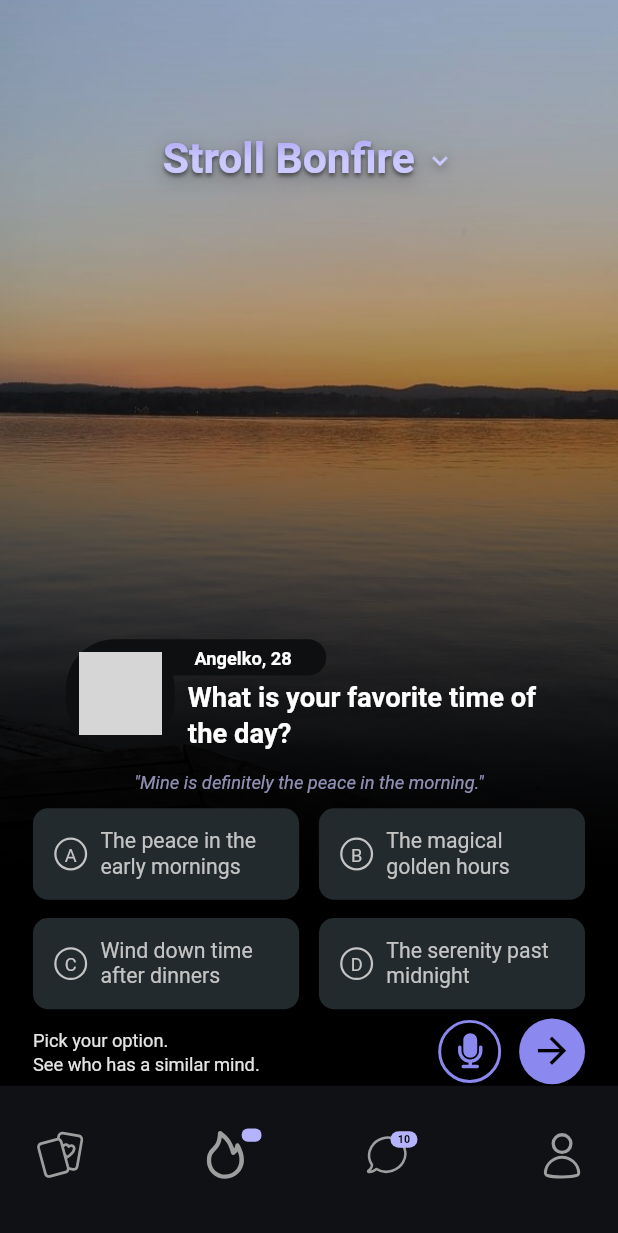
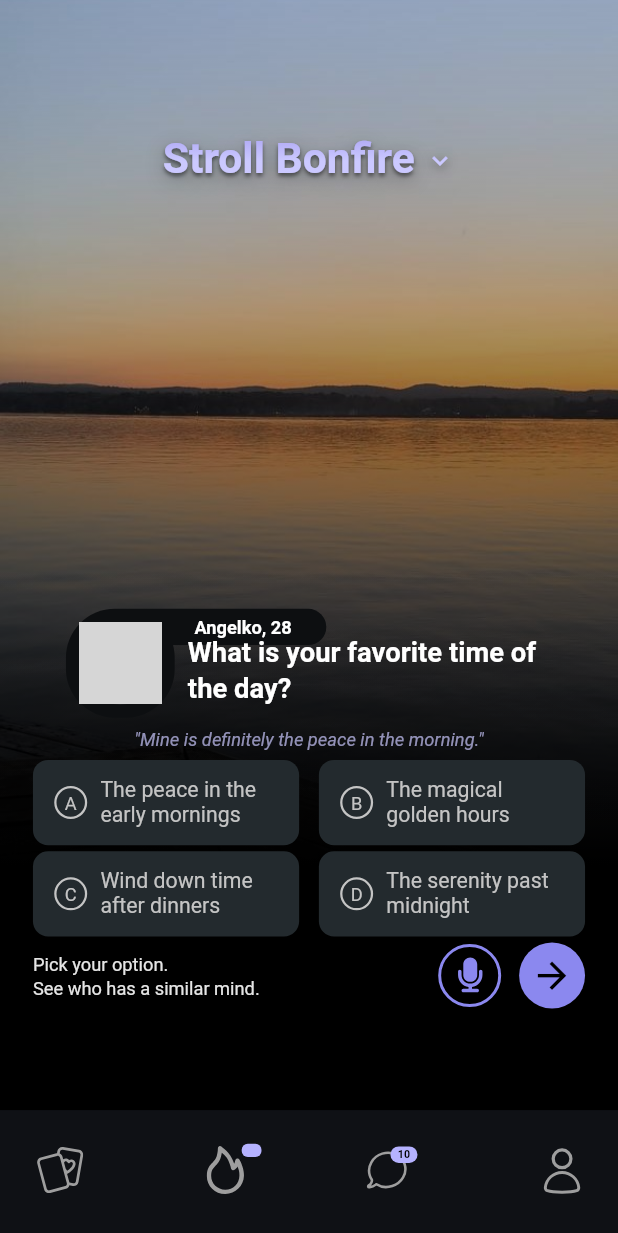
Before and after one commit to EMEDAT/stroll, a Flutter app: the screen it shows after launch, on a phone screen of 412 x 824 dp. Shown: the top 1233 px of the screen. Run offline on Flutter 3.47's test engine with Material 3 defaults, Android fonts, the phone set to English and light mode, and no system bars; our stand-ins replace equatable, flutter_bloc, flutter_screenutil, flutter_svg; Roboto replaces fonts that are missing (Proxima Nova); grey boxes are pictures that could not be loaded.

Commit message:
Refactor StrollBonfirePage and BottomNavigation for improved layout; adjust background alignment and spacing for better responsiveness.

```diff
--- a/stroll_bonfire/lib/features/stroll/presentation/pages/stroll_bonfire_page.dart
+++ b/stroll_bonfire/lib/features/stroll/presentation/pages/stroll_bonfire_page.dart
@@ -18,16 +18,24 @@ class StrollBonfirePage extends StatelessWidget {
 
   @override
   Widget build(BuildContext context) {
+    final screenWidth = MediaQuery.of(context).size.width;
+    final screenHeight = MediaQuery.of(context).size.height;
+    final aspectRatio = screenWidth / screenHeight;
+
+    // For wider screens with smaller heights (landscape-ish aspect ratios)
+    final isWideScreen = aspectRatio > 0.7;
+    final backgroundAlignment = isWideScreen ? Alignment(0.0, -2.5) : Alignment(0.0, -1.8);
+
     return Scaffold(
       extendBodyBehindAppBar: true,
       body: Container(
         height: MediaQuery.of(context).size.height,
         width: MediaQuery.of(context).size.width,
-        decoration: const BoxDecoration(
+        decoration: BoxDecoration(
           image: DecorationImage(
             image: AssetImage('assets/images/Background.jpg'),
             fit: BoxFit.fitWidth,
-            alignment: Alignment(0.0, -1.8), // Push image way higher up
+            alignment: backgroundAlignment, // Dynamic alignment based on screen
           ),
         ),
         child: Container(
@@ -80,6 +88,14 @@ class StrollBonfirePage extends StatelessWidget {
   }
 
 Widget _buildLoadedContent(BuildContext context, StrollLoaded state) {
+    final screenWidth = MediaQuery.of(context).size.width;
+    final screenHeight = MediaQuery.of(context).size.height;
+    final aspectRatio = screenWidth / screenHeight;
+
+    // For wider screens with smaller heights, give more spacing
+    final isWideScreen = aspectRatio > 0.7;
+    final bottomSpacing = isWideScreen ? 20.h : 8.h;
+
     return Column(
       children: [
         // Top section with header
@@ -111,25 +127,25 @@ Widget _buildLoadedContent(BuildContext context, StrollLoaded state) {
                 ],
               ),
             ),
-            child: Column( // Changed from SingleChildScrollView to Column
+            child: Column(
+              mainAxisSize: MainAxisSize.min, // Prevent overflow
               crossAxisAlignment: CrossAxisAlignment.start,
               children: [
-                // Content section with padding
+                // Content section with padding - NO SCROLLING
                 Expanded(
-                  child: SingleChildScrollView(
                   child: Padding(
                     padding: ResponsiveUtils.defaultScreenPadding,
                     child: Column(
+                      mainAxisSize: MainAxisSize.min, // Prevent overflow
                       crossAxisAlignment: CrossAxisAlignment.start,
                       children: [
-                          _buildProfileSection(state.currentUser, state.currentQuestion),
-                          SizedBox(height: 10.h), // Further reduced spacing
-                          _buildOptionsGrid(context, state),
-                          SizedBox(height: 6.h), // Further reduced spacing
+                        Flexible(child: _buildProfileSection(state.currentUser, state.currentQuestion)),
+                        SizedBox(height: 6.h), // Reduced spacing
+                        Flexible(child: _buildOptionsGrid(context, state)),
+                        SizedBox(height: 4.h), // Reduced spacing
                         _buildBottomSection(context, state),
-                          SizedBox(height: 16.h), // Space before bottom nav
+                        SizedBox(height: bottomSpacing), // Dynamic spacing based on screen
                       ],
-                      ),
                     ),
                   ),
                 ),
@@ -145,19 +161,20 @@ Widget _buildLoadedContent(BuildContext context, StrollLoaded state) {
 
   Widget _buildProfileSection(User user, Question question) {
     return Padding(
-      padding: EdgeInsets.symmetric(horizontal: 20.w), // Added horizontal padding to entire profile section
+      padding: EdgeInsets.symmetric(horizontal: 20.w),
       child: Column(
+        mainAxisSize: MainAxisSize.min, // Prevent overflow
         crossAxisAlignment: CrossAxisAlignment.start,
         children: [
           // Profile image and name
           Padding(
-            padding: EdgeInsets.only(top: 40.h), // Increased from 20.h to 40.h for more visible movement
+            padding: EdgeInsets.only(top: 20.h), // Reduced from 40.h to save space
             child: Stack(
-              clipBehavior: Clip.none, // Allow overflow
+              clipBehavior: Clip.none,
               children: [
                 // Name container (behind - first layer)
                 Positioned(
-                  left: 28.w, // Position to go behind image
+                  left: 28.w,
                   top: 0,
                   child: Container(
                     width: 130.w,
@@ -168,7 +185,7 @@ Widget _buildLoadedContent(BuildContext context, StrollLoaded state) {
                       bottom: 4.h
                     ),
                     decoration: BoxDecoration(
-                      color: const Color(0xFF0D0F11), // Background #0D0F11
+                      color: const Color(0xFF0D0F11),
                       borderRadius: BorderRadius.circular(12.r),
                     ),
                     child: Text(
@@ -190,10 +207,11 @@ Widget _buildLoadedContent(BuildContext context, StrollLoaded state) {
                     SizedBox(width: 8.w),
                     Expanded(
                       child: Column(
+                        mainAxisSize: MainAxisSize.min, // Prevent overflow
                         crossAxisAlignment: CrossAxisAlignment.start,
                         children: [
-                          SizedBox(height: 20.h), // Reduced from 30.h - less space for name background
-                          SizedBox(height: 6.h), // Reduced from 8.h - smaller gap between name and question
+                          SizedBox(height: 12.h), // Reduced from 20.h
+                          SizedBox(height: 4.h), // Reduced from 6.h
                           Text(
                             question.text,
                             style: TextStyle(
@@ -212,16 +230,16 @@ Widget _buildLoadedContent(BuildContext context, StrollLoaded state) {
               ],
             ),
           ),
-          SizedBox(height: 12.h), // Spacing before author answer
+          SizedBox(height: 6.h), // Reduced from 8.h to eliminate final 1.6px overflow
           // Author answer (centered on its own)
           Center(
             child: Text(
               '"${question.authorAnswer}"',
               style: TextStyle(
-                fontSize: 12.sp, // 12px as requested
-                fontWeight: FontWeight.w400, // 400 weight
-                color: const Color(0xFFCBC9FF).withValues(alpha: 0.7), // #CBC9FFB2 text color
-                fontStyle: FontStyle.italic, // Italic style
+                fontSize: 12.sp,
+                fontWeight: FontWeight.w400,
+                color: const Color(0xFFCBC9FF).withValues(alpha: 0.7),
+                fontStyle: FontStyle.italic,
               ),
             ),
           ),
@@ -265,6 +283,7 @@ Widget _buildProfileImage(User user) {
 
 Widget _buildOptionsGrid(BuildContext context, StrollLoaded state) {
     return Column(
+      mainAxisSize: MainAxisSize.min, // Prevent overflow
       children: [
         Row(
           children: [
@@ -291,7 +310,7 @@ Widget _buildOptionsGrid(BuildContext context, StrollLoaded state) {
             ),
           ],
         ),
-        SizedBox(height: 12.h),
+        SizedBox(height: 4.h), // Reduced from 8.h to eliminate overflow
         Row(
           children: [
             Expanded(
@@ -327,7 +346,7 @@ Widget _buildOptionsGrid(BuildContext context, StrollLoaded state) {
       child: AnimatedContainer(
         duration: const Duration(milliseconds: 200),
         curve: Curves.easeInOut,
-        height: 60.h,
+        height: 56.h, // Reduced from 60.h to save space
         padding: EdgeInsets.symmetric(horizontal: 12.w, vertical: 8.h),
         decoration: BoxDecoration(
           color: const Color(0xFF232A2E), // Background color #232A2E
--- a/stroll_bonfire/lib/features/stroll/presentation/widgets/bottom_navigation.dart
+++ b/stroll_bonfire/lib/features/stroll/presentation/widgets/bottom_navigation.dart
@@ -13,8 +13,8 @@ class BottomNavigation extends StatelessWidget {
       width: MediaQuery.of(context).size.width, // FULL SCREEN WIDTH
       color: const Color(0xFF0F1115), // #0F1115 BACKGROUND
       padding: EdgeInsets.only(
-        top: 8.h, // Reduced from 12.h to move closer to top
-        bottom: 16.h, // Keep bottom padding for safe area
+        top: 2.h, // Reduced from 12.h to move closer to top
+        bottom: 6.h, // Keep bottom padding for safe area
         left: 10.0.w, // Add horizontal padding to stretch icons apart
         right: 0.0.w, // Add horizontal padding to stretch icons apart
       ),
```
Lines whose indentation alone changed are shown as unchanged.
